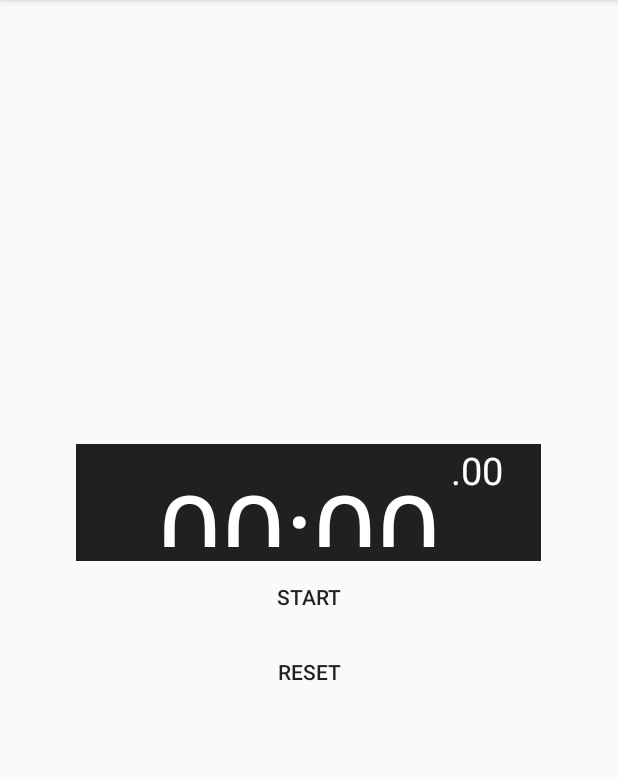
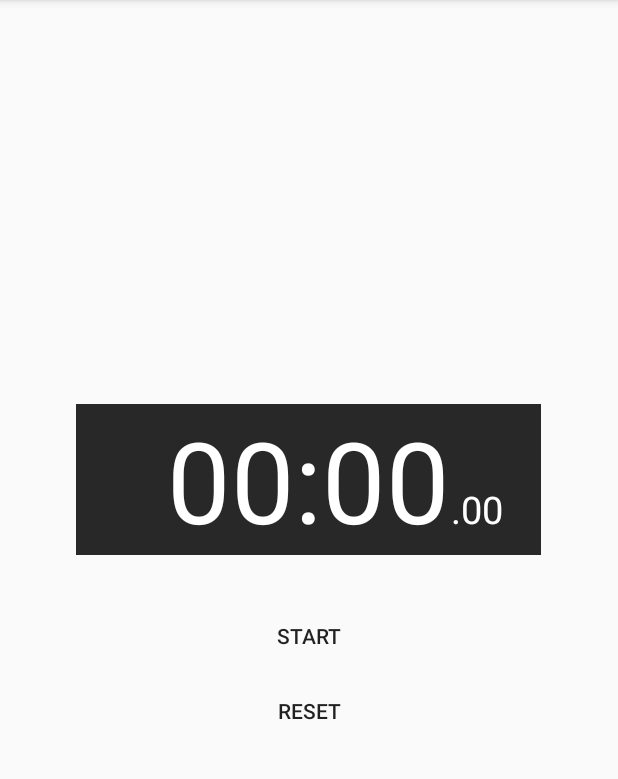
Before and after one commit to nan-noo/MadCamp2, an Android app: the fragment Tab3Fragment shown on its own in the app's theme, on a phone screen of 412 x 824 dp, the part 84-863 px from its top. Run offline under Robolectric (Android 15) with nearby library versions, the phone set to English and light mode, and no system bars.

Commit message:
Update fragment_tab3.xml

```diff
--- a/app/src/main/res/layout/fragment_tab3.xml
+++ b/app/src/main/res/layout/fragment_tab3.xml
@@ -11,9 +11,18 @@
 
     <FrameLayout
         android:layout_width="310dp"
-        android:layout_height="wrap_content"
-        android:background="#202020">
+        android:layout_height="wrap_content">
 
+        <TextView
+            android:id="@+id/minsec"
+            android:layout_width="310dp"
+            android:layout_height="wrap_content"
+            android:layout_marginBottom="30dp"
+            android:background="#282828"
+            android:gravity="center"
+            android:text="00:00"
+            android:textColor="#FFFFFF"
+            android:textSize="75sp" />
 
         <TextView
             android:id="@+id/milliseconds"
@@ -23,16 +32,9 @@
             android:layout_marginBottom="18sp"
             android:text=".00"
             android:textColor="#FFFFFF"
-            android:textSize="25sp" />
-
-        <TextView
-            android:id="@+id/minsec"
-            android:layout_width="200dp"
-            android:layout_height="60dp"
-            android:layout_gravity="center"
-            android:text="00:00"
-            android:textColor="#FFFFFF"
-            android:textSize="75sp" />
+            android:textSize="25sp"
+            app:autoSizeMaxTextSize="30sp"
+            app:autoSizeMinTextSize="20sp" />
 
     </FrameLayout>
 
```
